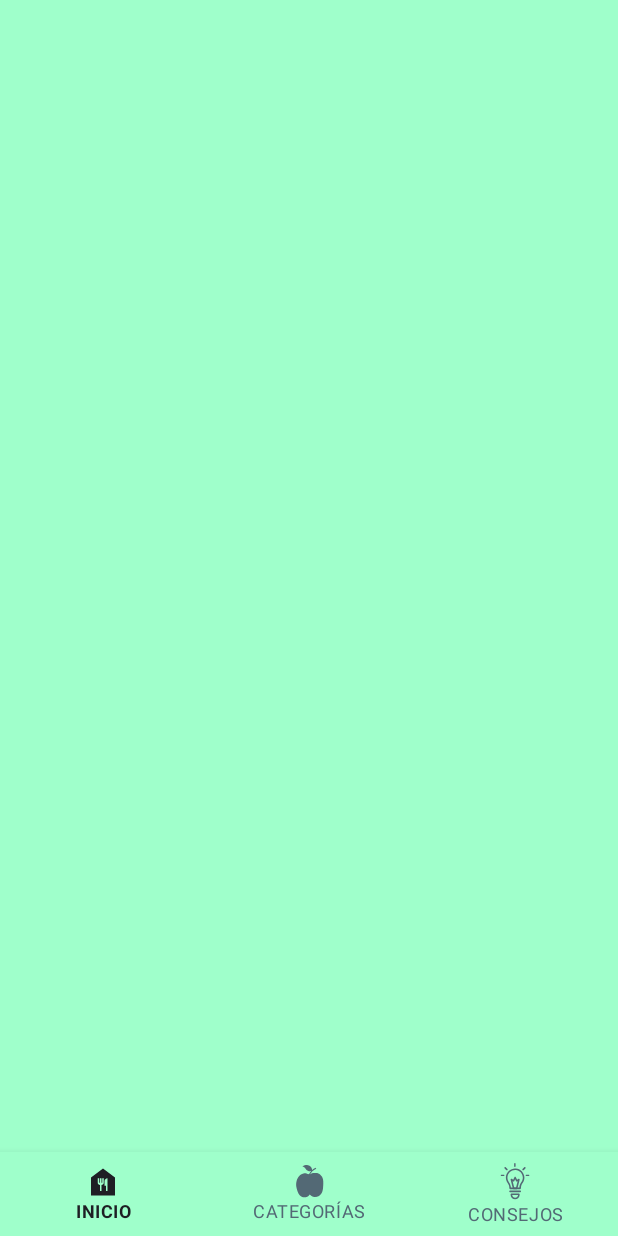
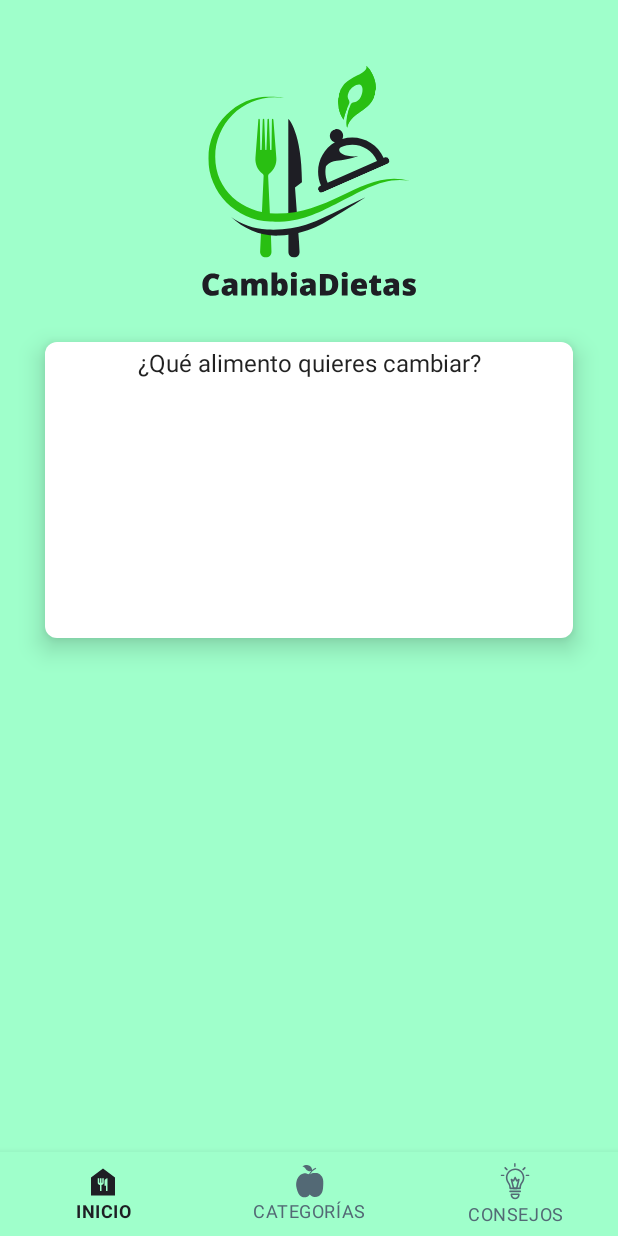
Before and after one commit to alebarrob/CambiaDietas, an Android app built with Jetpack Compose: the screen it shows after launch (MainActivity), on a phone screen of 412 x 824 dp. Run offline under Robolectric (Android 15) with nearby library versions, the phone set to English and light mode, and no system bars; our stand-ins replace accompanist.

Commit message:
Logo added

```diff
--- a/app/src/main/java/barrera/alejandro/cambiadietas/CambiaDietasScreen.kt
+++ /dev/null
@@ -1,61 +0,0 @@
-package barrera.alejandro.cambiadietas
-
-import androidx.compose.material.*
-import androidx.compose.runtime.Composable
-import androidx.compose.ui.res.painterResource
-import androidx.compose.ui.res.stringResource
-import androidx.compose.ui.text.font.FontWeight
-import androidx.compose.ui.unit.dp
-import barrera.alejandro.cambiadietas.ui.theme.RaisinBlack
-import barrera.alejandro.cambiadietas.ui.theme.LightGunmetal
-
-@Composable
-fun CambiaDietasApp() {
-    Scaffold(
-        bottomBar = { CambiaDietasBottomBar() }
-    ) {
-
-    }
-}
-
-@Composable
-fun CambiaDietasBottomBar() {
-    BottomNavigation {
-        BottomNavigationItem(
-            selected = true,
-            onClick = { /*TODO*/ },
-            icon = { Icon(
-                    painter = painterResource(id = R.drawable.ic_start),
-                    contentDescription = null
-                ) },
-            label = { Text(
-                text = stringResource(R.string.bottom_navigation_start),
-                fontWeight = FontWeight.Bold
-            ) },
-            selectedContentColor = RaisinBlack,
-            unselectedContentColor = LightGunmetal,
-        )
-        BottomNavigationItem(
-            selected = false,
-            onClick = { /*TODO*/ },
-            icon = { Icon(
-                    painter = painterResource(id = R.drawable.ic_food_categories),
-                    contentDescription = null
-                ) },
-            label = { Text(text = stringResource(R.string.bottom_navigation_food_categories)) },
-            selectedContentColor = RaisinBlack,
-            unselectedContentColor = LightGunmetal,
-        )
-        BottomNavigationItem(
-            selected = false,
-            onClick = { /*TODO*/ },
-            icon = { Icon(
-                    painter = painterResource(id = R.drawable.ic_nutrition_advices),
-                    contentDescription = null
-                ) },
-            label = { Text(text = stringResource(R.string.bottom_navigation_nutrition_advices)) },
-            selectedContentColor = RaisinBlack,
-            unselectedContentColor = LightGunmetal,
-        )
-    }
-}
--- /dev/null
+++ b/app/src/main/java/barrera/alejandro/cambiadietas/StartScreen.kt
@@ -0,0 +1,108 @@
+package barrera.alejandro.cambiadietas
+
+import androidx.compose.foundation.Image
+import androidx.compose.foundation.layout.*
+import androidx.compose.foundation.rememberScrollState
+import androidx.compose.foundation.verticalScroll
+import androidx.compose.material.*
+import androidx.compose.runtime.Composable
+import androidx.compose.ui.Alignment
+import androidx.compose.ui.Modifier
+import androidx.compose.ui.res.painterResource
+import androidx.compose.ui.res.stringResource
+import androidx.compose.ui.text.font.FontWeight
+import androidx.compose.ui.unit.dp
+import barrera.alejandro.cambiadietas.ui.theme.Cadet
+import barrera.alejandro.cambiadietas.ui.theme.RaisinBlack
+
+@Composable
+fun CambiaDietasApp() {
+    Scaffold(
+        bottomBar = { CambiaDietasBottomBar() }
+    ) {
+        StartScreen()
+    }
+}
+
+@Composable
+private fun CambiaDietasBottomBar() {
+    BottomNavigation {
+        BottomNavigationItem(
+            selected = true,
+            onClick = { /*TODO*/ },
+            icon = { Icon(
+                painter = painterResource(id = R.drawable.ic_start),
+                contentDescription = null
+            ) },
+            label = { Text(
+                text = stringResource(R.string.bottom_navigation_start),
+                fontWeight = FontWeight.Bold
+            ) },
+            selectedContentColor = RaisinBlack,
+            unselectedContentColor = Cadet,
+        )
+        BottomNavigationItem(
+            selected = false,
+            onClick = { /*TODO*/ },
+            icon = { Icon(
+                painter = painterResource(id = R.drawable.ic_food_categories),
+                contentDescription = null
+            ) },
+            label = { Text(text = stringResource(R.string.bottom_navigation_food_categories)) },
+            selectedContentColor = RaisinBlack,
+            unselectedContentColor = Cadet,
+        )
+        BottomNavigationItem(
+            selected = false,
+            onClick = { /*TODO*/ },
+            icon = { Icon(
+                painter = painterResource(id = R.drawable.ic_nutrition_advices),
+                contentDescription = null
+            ) },
+            label = { Text(text = stringResource(R.string.bottom_navigation_nutrition_advices)) },
+            selectedContentColor = RaisinBlack,
+            unselectedContentColor = Cadet,
+        )
+    }
+}
+
+@Composable
+private fun StartScreen(modifier: Modifier = Modifier) {
+    Column(
+        modifier = modifier
+            .verticalScroll(rememberScrollState())
+            .padding(vertical = 16.dp)
+            .fillMaxWidth(),
+        horizontalAlignment = Alignment.CenterHorizontally
+    ) {
+        Spacer(Modifier.height(16.dp))
+        Image(
+            modifier = Modifier.padding(horizontal = 16.dp),
+            painter = painterResource(id = R.drawable.logo_cambiadietas),
+            contentDescription = null
+        )
+        Spacer(Modifier.height(16.dp))
+        FoodPicker()
+        Spacer(Modifier.height(16.dp))
+    }
+}
+
+@Composable
+private fun FoodPicker(modifier: Modifier = Modifier) {
+    Card(
+        modifier = Modifier
+            .fillMaxWidth()
+            .padding(start = 30.dp, end = 30.dp),
+        elevation = 10.dp,
+        shape = MaterialTheme.shapes.medium
+    ) {
+        Column(
+            modifier = modifier
+                .padding(5.dp),
+            horizontalAlignment = Alignment.CenterHorizontally
+        ) {
+            Text(text = "¿Qué alimento quieres cambiar?\n\n\n\n\n\n\n\n\n")
+        }
+    }
+
+}
--- a/app/src/main/java/barrera/alejandro/cambiadietas/ui/theme/Color.kt
+++ b/app/src/main/java/barrera/alejandro/cambiadietas/ui/theme/Color.kt
@@ -3,6 +3,6 @@ package barrera.alejandro.cambiadietas.ui.theme
 import androidx.compose.ui.graphics.Color
 
 val Aquamarine = Color(0xFF9FFFCB)
-val KellyGreen = Color(0xFF29BF12)
+val KellyGreen = Color(0xFF007635)
 val RaisinBlack = Color(0xFF1E1E24)
-val LightGunmetal = Color(0xFF536975)
+val Cadet = Color(0xFF536975)
--- a/app/src/main/java/barrera/alejandro/cambiadietas/ui/theme/Shape.kt
+++ b/app/src/main/java/barrera/alejandro/cambiadietas/ui/theme/Shape.kt
@@ -6,6 +6,6 @@ import androidx.compose.ui.unit.dp
 
 val Shapes = Shapes(
     small = RoundedCornerShape(4.dp),
-    medium = RoundedCornerShape(4.dp),
-    large = RoundedCornerShape(0.dp)
+    medium = RoundedCornerShape(8.dp),
+    large = RoundedCornerShape(16.dp)
 )
--- /dev/null
+++ b/app/src/main/res/drawable/logo_cambiadietas.xml
@@ -0,0 +1,158 @@
+<vector xmlns:android="http://schemas.android.com/apk/res/android"
+    android:width="180dp"
+    android:height="180dp"
+    android:viewportWidth="375"
+    android:viewportHeight="375">
+  <group>
+    <clip-path
+        android:pathData="M158.57,251.41L174.65,251.41L174.65,290.91L158.57,290.91ZM158.57,251.41"/>
+    <path
+        android:pathData="M172.32,251.57C168.05,252.56 163.55,253.39 158.76,254.03L158.76,283.07C158.76,287.4 162.27,290.91 166.59,290.91L166.79,290.91C171.34,290.91 174.93,287.04 174.6,282.49L172.32,251.57"
+        android:fillColor="#1e1e24"
+        android:fillType="nonZero"/>
+  </group>
+  <group>
+    <clip-path
+        android:pathData="M119.42,252.47L135.71,252.47L135.71,290.91L119.42,290.91ZM119.42,252.47"/>
+    <path
+        android:pathData="M134.34,254.94C129.8,254.52 125.34,253.71 120.99,252.59L119.6,282.52C119.38,287.09 123.03,290.91 127.6,290.91L127.62,290.91C132.19,290.91 135.84,287.09 135.62,282.52L134.34,254.94"
+        android:fillColor="#29bf12"
+        android:fillType="nonZero"/>
+  </group>
+  <path
+      android:pathData="M121.94,232.26C125.66,233.05 129.47,233.63 133.36,233.98L130.74,177.63C130.68,176.44 131.23,175.3 132.19,174.59C139.02,169.59 142.78,161.39 142.13,152.94L141.28,141.82L138.02,99.41C137.98,98.94 137.66,98.52 137.19,98.44C136.56,98.33 136,98.81 136,99.43L135.43,141.01C135.43,141.46 135.06,141.82 134.62,141.82L134.28,141.82C133.84,141.82 133.48,141.47 133.46,141.03L131.91,99.4C131.89,98.86 131.44,98.43 130.89,98.43L130.87,98.43C130.32,98.43 129.87,98.86 129.86,99.4L128.42,141.03C128.41,141.47 128.05,141.82 127.61,141.82C127.17,141.82 126.81,141.47 126.8,141.03L125.36,99.41C125.35,98.86 124.9,98.43 124.35,98.43L124.32,98.43C123.78,98.43 123.33,98.86 123.31,99.4L121.75,141.03C121.74,141.47 121.38,141.82 120.94,141.82L120.6,141.82C120.16,141.82 119.79,141.46 119.79,141.01L119.22,99.48C119.21,98.99 118.89,98.54 118.41,98.45C117.8,98.32 117.25,98.77 117.2,99.36L113.94,141.82L113.13,152.36C112.47,160.96 116.02,169.53 123.01,174.58C123.98,175.28 124.54,176.43 124.48,177.63L121.94,232.26"
+      android:fillColor="#29bf12"
+      android:fillType="nonZero"/>
+  <path
+      android:pathData="M170.87,231.75L168.07,193.63L177.7,186.63C177.7,116.93 158.76,98.43 158.76,98.43L158.76,233.56C162.88,233.11 166.92,232.5 170.87,231.75"
+      android:fillColor="#1e1e24"
+      android:fillType="nonZero"/>
+  <group>
+    <clip-path
+        android:pathData="M47.58,67.41L327.33,67.41L327.33,242L47.58,242ZM47.58,67.41"/>
+    <path
+        android:pathData="M140.32,229.98C94.66,229.07 57.26,197.15 57.26,151.39C57.26,105.64 94.28,68.55 139.95,68.55C144.26,68.55 148.49,68.88 152.62,69.52C146.51,68.14 140.15,67.41 133.63,67.41C86.16,67.41 47.69,105.95 47.69,153.5C47.69,201.05 86.2,239.27 133.63,241.09C175.07,242.68 198.12,229.58 224.35,216.86C260.87,199.16 290.21,178.2 327.22,184.54C265.56,166.93 219.8,231.59 140.32,229.98"
+        android:fillColor="#29bf12"
+        android:fillType="nonZero"/>
+  </group>
+  <path
+      android:pathData="M220.03,229.89C193.73,242.45 170.61,253.91 129.17,252.07C110.67,251.25 93.56,245.12 79.59,235.12C96.86,250.92 120.83,261.89 146.23,260.52C187.65,258.27 209.33,242.46 234.28,227.37C245.48,220.6 255.92,213.55 266.16,207.21C251.34,213.61 236.4,222.08 220.03,229.89"
+      android:fillColor="#1e1e24"
+      android:fillType="nonZero"/>
+  <group>
+    <clip-path
+        android:pathData="M200,112L300,112L300,201L200,201ZM200,112"/>
+    <group>
+      <clip-path
+          android:pathData="M172.86,135L271.02,91.81L300.63,159.08L202.46,202.28ZM172.86,135"/>
+      <group>
+        <clip-path
+            android:pathData="M172.86,135L271.02,91.81L300.63,159.08L202.46,202.28ZM172.86,135"/>
+        <path
+            android:pathData="M232.59,137.62C251.46,129.31 273.52,137.91 281.97,156.81L213.39,186.99C210.36,180.01 209.61,172.61 210.8,165.64C211.07,164.03 214.55,157.96 225.94,156.7C243.88,154.72 255.42,150.38 255.42,150.38C230.94,151.96 224.81,141.04 232.59,137.62ZM292.4,152.22L291.23,152.74C281.3,130.45 256.48,119.42 233.81,126.33C235.11,123.91 235.32,120.92 234.12,118.2C232.06,113.51 226.61,111.37 221.95,113.42C217.29,115.47 215.18,120.94 217.24,125.63C218.44,128.35 220.79,130.21 223.45,130.89C203.04,142.94 194.4,168.68 204.13,191.07L202.96,191.58C200.55,192.64 199.46,195.46 200.53,197.89C201.59,200.31 204.41,201.41 206.82,200.36L296.26,161C298.67,159.94 299.76,157.12 298.69,154.69C297.63,152.27 294.81,151.16 292.4,152.22"
+            android:fillColor="#1e1e24"
+            android:fillType="nonZero"/>
+      </group>
+    </group>
+  </group>
+  <group>
+    <clip-path
+        android:pathData="M227,24L281,24L281,111L227,111ZM227,24"/>
+    <group>
+      <clip-path
+          android:pathData="M237.52,18.75L286.15,27.98L269.36,116.41L220.73,107.17ZM237.52,18.75"/>
+      <group>
+        <clip-path
+            android:pathData="M237.52,18.75L286.15,27.98L269.36,116.41L220.73,107.17ZM237.52,18.75"/>
+        <group>
+          <clip-path
+              android:pathData="M237.52,18.76L286.15,27.99L269.35,116.47L220.72,107.23ZM237.52,18.76"/>
+          <group>
+            <clip-path
+                android:pathData="M237.52,18.76L286.15,27.99L269.36,116.39L220.73,107.16ZM237.52,18.76"/>
+            <path
+                android:pathData="M266.88,24.33C270.93,35.76 245.96,37.52 234.49,52.64C223.48,67.16 227.55,88.41 235.55,99.6C236.77,93.89 239.16,86.7 243.04,77.95C243.92,75.95 243.87,73.68 242.63,71.88C240.93,69.41 240.54,65.77 242.65,61.29C245.78,54.61 254.73,49.27 258.75,51.16C262.77,53.05 262.67,61.09 259.54,67.77C257.43,72.26 254.05,74.8 250.14,75.41C247.98,75.75 246.05,76.95 245.22,78.98C236.64,100.05 240.48,110.91 240.48,110.91C244.96,90.9 265.91,89.28 275.82,72.18C286.29,54.12 276.61,33.49 266.88,24.33"
+                android:fillColor="#29bf12"
+                android:fillType="nonZero"/>
+          </group>
+        </group>
+      </group>
+    </group>
+  </group>
+  <group>
+    <clip-path
+        android:pathData="M228,82L241,82L241,100L228,100ZM228,82"/>
+    <group>
+      <clip-path
+          android:pathData="M237.52,18.75L286.15,27.98L269.36,116.41L220.73,107.17ZM237.52,18.75"/>
+      <group>
+        <clip-path
+            android:pathData="M237.52,18.75L286.15,27.98L269.36,116.41L220.73,107.17ZM237.52,18.75"/>
+        <path
+            android:pathData="M232.8,83.55C231.35,83.28 229.94,82.92 228.56,82.48C229.79,89.08 232.36,95.14 235.55,99.6C236.47,95.3 238.04,90.18 240.41,84.18C237.91,84.24 235.36,84.04 232.8,83.55"
+            android:fillColor="#29bf12"
+            android:fillType="nonZero"/>
+      </group>
+    </group>
+  </group>
+  <group>
+    <clip-path
+        android:pathData="M239,24L281,24L281,111L239,111ZM239,24"/>
+    <group>
+      <clip-path
+          android:pathData="M237.52,18.75L286.15,27.98L269.36,116.41L220.73,107.17ZM237.52,18.75"/>
+      <group>
+        <clip-path
+            android:pathData="M237.52,18.75L286.15,27.98L269.36,116.41L220.73,107.17ZM237.52,18.75"/>
+        <group>
+          <clip-path
+              android:pathData="M254.27,21.94L286.15,27.99L269.35,116.47L237.46,110.41ZM254.27,21.94"/>
+          <group>
+            <clip-path
+                android:pathData="M254.27,21.94L286.15,27.99L269.36,116.39L237.48,110.34ZM254.27,21.94"/>
+            <path
+                android:pathData="M266.88,24.33C273.83,32.4 277.17,43.46 275.03,54.75C271.98,70.8 258.77,82.36 243.34,83.99C237.26,101.77 240.48,110.91 240.48,110.91C244.96,90.9 265.91,89.28 275.82,72.18C286.29,54.12 276.61,33.49 266.88,24.33"
+                android:fillColor="#29bf12"
+                android:fillType="nonZero"/>
+          </group>
+        </group>
+      </group>
+    </group>
+  </group>
+  <path
+      android:pathData="M53.92,319.94C51.99,319.94 50.49,320.73 49.41,322.31C48.33,323.89 47.8,326.06 47.8,328.83C47.8,334.6 49.99,337.49 54.37,337.49C55.69,337.49 56.98,337.31 58.22,336.94C59.47,336.56 60.72,336.12 61.97,335.6L61.97,342.44C59.47,343.55 56.64,344.1 53.48,344.1C48.96,344.1 45.49,342.79 43.08,340.17C40.67,337.55 39.47,333.76 39.47,328.8C39.47,325.7 40.05,322.97 41.22,320.63C42.39,318.28 44.08,316.47 46.26,315.21C48.46,313.94 51.04,313.3 54,313.3C57.24,313.3 60.33,314 63.28,315.41L60.81,321.78C59.69,321.26 58.59,320.83 57.48,320.47C56.38,320.12 55.19,319.94 53.92,319.94ZM53.92,319.94"
+      android:fillColor="#1e1e24"/>
+  <path
+      android:pathData="M82.48,343.69L80.95,340.61L80.78,340.61C79.7,341.96 78.6,342.87 77.48,343.36C76.36,343.85 74.92,344.1 73.14,344.1C70.95,344.1 69.22,343.44 67.96,342.13C66.71,340.81 66.09,338.97 66.09,336.6C66.09,334.13 66.95,332.29 68.67,331.08C70.39,329.87 72.89,329.19 76.15,329.03L80.03,328.91L80.03,328.58C80.03,326.67 79.08,325.72 77.2,325.72C75.5,325.72 73.35,326.3 70.74,327.44L68.43,322.16C71.13,320.76 74.54,320.06 78.67,320.06C81.64,320.06 83.95,320.81 85.59,322.28C87.22,323.75 88.04,325.81 88.04,328.47L88.04,343.69ZM76.54,338.44C77.51,338.44 78.34,338.14 79.03,337.52C79.72,336.9 80.07,336.11 80.07,335.13L80.07,333.31L78.21,333.41C75.58,333.5 74.26,334.47 74.26,336.31C74.26,337.73 75.02,338.44 76.54,338.44ZM76.54,338.44"
+      android:fillColor="#1e1e24"/>
+  <path
+      android:pathData="M121.98,343.69L121.98,331.06C121.98,329.49 121.77,328.31 121.34,327.53C120.91,326.74 120.24,326.35 119.31,326.35C118.08,326.35 117.17,326.87 116.59,327.92C116.02,328.98 115.73,330.63 115.73,332.88L115.73,343.69L107.7,343.69L107.7,331.06C107.7,329.49 107.5,328.31 107.09,327.53C106.69,326.74 106.02,326.35 105.11,326.35C103.85,326.35 102.93,326.91 102.36,328.03C101.78,329.16 101.5,330.99 101.5,333.52L101.5,343.69L93.48,343.69L93.48,320.47L99.53,320.47L100.53,323.35L101,323.35C101.61,322.28 102.5,321.46 103.67,320.91C104.85,320.35 106.18,320.06 107.67,320.06C111.01,320.06 113.36,321.08 114.72,323.11L115.34,323.11C116,322.15 116.91,321.41 118.08,320.88C119.25,320.34 120.55,320.06 121.95,320.06C124.69,320.06 126.72,320.77 128.03,322.17C129.34,323.58 130,325.72 130,328.58L130,343.69ZM121.98,343.69"
+      android:fillColor="#1e1e24"/>
+  <path
+      android:pathData="M149.63,320.06C152.15,320.06 154.15,321.12 155.63,323.24C157.12,325.35 157.87,328.28 157.87,332.03C157.87,335.81 157.12,338.76 155.62,340.89C154.12,343.03 152.05,344.1 149.38,344.1C148.51,344.1 147.75,344 147.08,343.81C146.42,343.64 145.82,343.39 145.29,343.06C144.76,342.73 144.15,342.18 143.46,341.41L142.96,341.41L141.69,343.69L135.44,343.69L135.44,311.8L143.46,311.8L143.46,319.02C143.46,319.89 143.37,321.37 143.18,323.47L143.46,323.47C144.24,322.26 145.14,321.39 146.15,320.86C147.17,320.33 148.33,320.06 149.63,320.06ZM146.69,326.35C145.58,326.35 144.76,326.74 144.24,327.52C143.72,328.3 143.46,329.53 143.46,331.19L143.46,332.31C143.46,334.21 143.72,335.58 144.24,336.41C144.76,337.23 145.6,337.64 146.77,337.64C147.72,337.64 148.44,337.17 148.94,336.21C149.45,335.24 149.71,333.81 149.71,331.94C149.71,328.21 148.7,326.35 146.69,326.35ZM146.69,326.35"
+      android:fillColor="#1e1e24"/>
+  <path
+      android:pathData="M170.47,343.69L162.47,343.69L162.47,320.47L170.47,320.47ZM162.27,314.69C162.27,313.49 162.6,312.6 163.27,312.02C163.94,311.42 165.01,311.13 166.51,311.13C167.99,311.13 169.08,311.43 169.76,312.03C170.44,312.63 170.79,313.51 170.79,314.69C170.79,317.05 169.36,318.22 166.51,318.22C163.68,318.22 162.27,317.05 162.27,314.69ZM162.27,314.69"
+      android:fillColor="#1e1e24"/>
+  <path
+      android:pathData="M191.21,343.69L189.68,340.61L189.51,340.61C188.44,341.96 187.34,342.87 186.21,343.36C185.1,343.85 183.65,344.1 181.87,344.1C179.68,344.1 177.96,343.44 176.7,342.13C175.45,340.81 174.82,338.97 174.82,336.6C174.82,334.13 175.68,332.29 177.4,331.08C179.13,329.87 181.62,329.19 184.89,329.03L188.76,328.91L188.76,328.58C188.76,326.67 187.82,325.72 185.93,325.72C184.23,325.72 182.08,326.3 179.48,327.44L177.17,322.16C179.86,320.76 183.28,320.06 187.4,320.06C190.38,320.06 192.69,320.81 194.32,322.28C195.96,323.75 196.78,325.81 196.78,328.47L196.78,343.69ZM185.28,338.44C186.25,338.44 187.07,338.14 187.76,337.52C188.46,336.9 188.81,336.11 188.81,335.13L188.81,333.31L186.95,333.41C184.31,333.5 183,334.47 183,336.31C183,337.73 183.75,338.44 185.28,338.44ZM185.28,338.44"
+      android:fillColor="#1e1e24"/>
+  <path
+      android:pathData="M228.12,328.08C228.12,333.08 226.74,336.94 223.98,339.64C221.23,342.34 217.37,343.69 212.39,343.69L202.69,343.69L202.69,313.74L213.06,313.74C217.87,313.74 221.58,314.97 224.2,317.42C226.82,319.89 228.12,323.44 228.12,328.08ZM219.72,328.36C219.72,325.61 219.17,323.58 218.09,322.25C217.01,320.93 215.36,320.27 213.14,320.27L210.78,320.27L210.78,337.05L212.59,337.05C215.05,337.05 216.85,336.34 218,334.91C219.14,333.48 219.72,331.3 219.72,328.36ZM219.72,328.36"
+      android:fillColor="#1e1e24"/>
+  <path
+      android:pathData="M241.06,343.69L233.06,343.69L233.06,320.47L241.06,320.47ZM232.86,314.69C232.86,313.49 233.19,312.6 233.86,312.02C234.52,311.42 235.6,311.13 237.09,311.13C238.58,311.13 239.66,311.43 240.34,312.03C241.03,312.63 241.37,313.51 241.37,314.69C241.37,317.05 239.94,318.22 237.09,318.22C234.27,318.22 232.86,317.05 232.86,314.69ZM232.86,314.69"
+      android:fillColor="#1e1e24"/>
+  <path
+      android:pathData="M257.86,344.1C253.99,344.1 250.99,343.07 248.86,341.02C246.72,338.96 245.66,336.03 245.66,332.24C245.66,328.31 246.65,325.3 248.63,323.21C250.6,321.11 253.43,320.06 257.11,320.06C260.61,320.06 263.31,320.98 265.22,322.8C267.13,324.62 268.08,327.25 268.08,330.67L268.08,334.24L253.75,334.24C253.8,335.54 254.28,336.56 255.17,337.3C256.07,338.04 257.29,338.41 258.83,338.41C260.24,338.41 261.53,338.28 262.71,338C263.89,337.73 265.18,337.28 266.56,336.64L266.56,342.39C265.3,343.04 264,343.48 262.66,343.72C261.32,343.97 259.72,344.1 257.86,344.1ZM257.39,325.52C256.46,325.52 255.67,325.81 255.03,326.41C254.4,327 254.02,327.94 253.91,329.21L260.8,329.21C260.77,328.08 260.45,327.19 259.85,326.52C259.24,325.85 258.42,325.52 257.39,325.52ZM257.39,325.52"
+      android:fillColor="#1e1e24"/>
+  <path
+      android:pathData="M283.97,337.77C285.05,337.77 286.35,337.5 287.85,336.97L287.85,342.81C286.76,343.28 285.73,343.6 284.75,343.8C283.79,343.99 282.64,344.1 281.33,344.1C278.63,344.1 276.69,343.44 275.5,342.13C274.32,340.81 273.72,338.78 273.72,336.05L273.72,326.47L270.93,326.47L270.93,323.22L274.49,320.69L276.55,315.81L281.8,315.81L281.8,320.47L287.5,320.47L287.5,326.47L281.8,326.47L281.8,335.52C281.8,337.02 282.52,337.77 283.97,337.77ZM283.97,337.77"
+      android:fillColor="#1e1e24"/>
+  <path
+      android:pathData="M307.04,343.69L305.51,340.61L305.34,340.61C304.26,341.96 303.16,342.87 302.04,343.36C300.92,343.85 299.48,344.1 297.7,344.1C295.51,344.1 293.78,343.44 292.52,342.13C291.27,340.81 290.65,338.97 290.65,336.6C290.65,334.13 291.51,332.29 293.23,331.08C294.95,329.87 297.45,329.19 300.71,329.03L304.59,328.91L304.59,328.58C304.59,326.67 303.64,325.72 301.76,325.72C300.06,325.72 297.91,326.3 295.3,327.44L292.99,322.16C295.69,320.76 299.1,320.06 303.23,320.06C306.2,320.06 308.51,320.81 310.15,322.28C311.78,323.75 312.6,325.81 312.6,328.47L312.6,343.69ZM301.1,338.44C302.07,338.44 302.9,338.14 303.59,337.52C304.28,336.9 304.63,336.11 304.63,335.13L304.63,333.31L302.77,333.41C300.14,333.5 298.82,334.47 298.82,336.31C298.82,337.73 299.58,338.44 301.1,338.44ZM301.1,338.44"
+      android:fillColor="#1e1e24"/>
+  <path
+      android:pathData="M335.98,336.56C335.98,339.05 335.13,340.92 333.43,342.19C331.73,343.46 329.3,344.1 326.14,344.1C324.42,344.1 322.92,344 321.65,343.81C320.38,343.64 319.08,343.31 317.76,342.81L317.76,336.39C319,336.95 320.36,337.4 321.84,337.75C323.33,338.11 324.65,338.28 325.81,338.28C327.55,338.28 328.42,337.89 328.42,337.1C328.42,336.68 328.17,336.31 327.68,336C327.2,335.68 325.79,335.06 323.45,334.13C321.32,333.25 319.83,332.26 318.98,331.14C318.14,330.03 317.71,328.62 317.71,326.91C317.71,324.75 318.55,323.08 320.21,321.88C321.88,320.67 324.24,320.06 327.29,320.06C328.81,320.06 330.25,320.23 331.59,320.56C332.94,320.9 334.34,321.39 335.79,322.03L333.62,327.19C332.56,326.71 331.42,326.31 330.23,325.97C329.04,325.64 328.07,325.47 327.32,325.47C326.01,325.47 325.35,325.8 325.35,326.44C325.35,326.84 325.58,327.17 326.04,327.46C326.5,327.74 327.82,328.31 330.01,329.16C331.64,329.83 332.85,330.48 333.65,331.13C334.45,331.78 335.04,332.53 335.42,333.39C335.79,334.26 335.98,335.31 335.98,336.56ZM335.98,336.56"
+      android:fillColor="#1e1e24"/>
+</vector>
```
